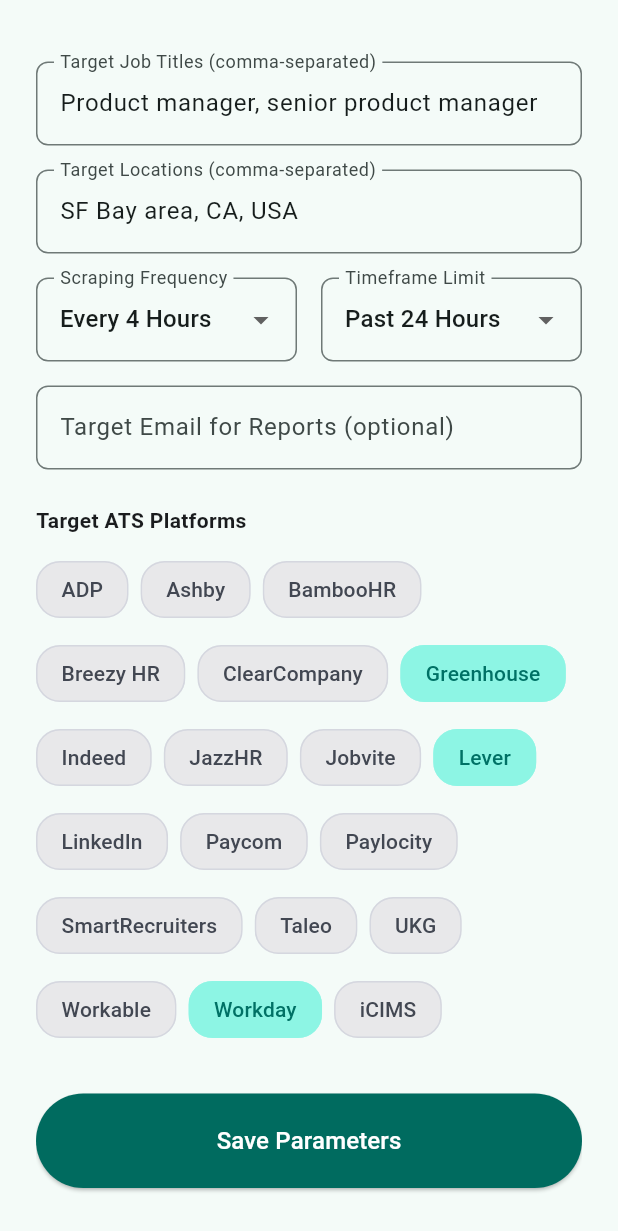
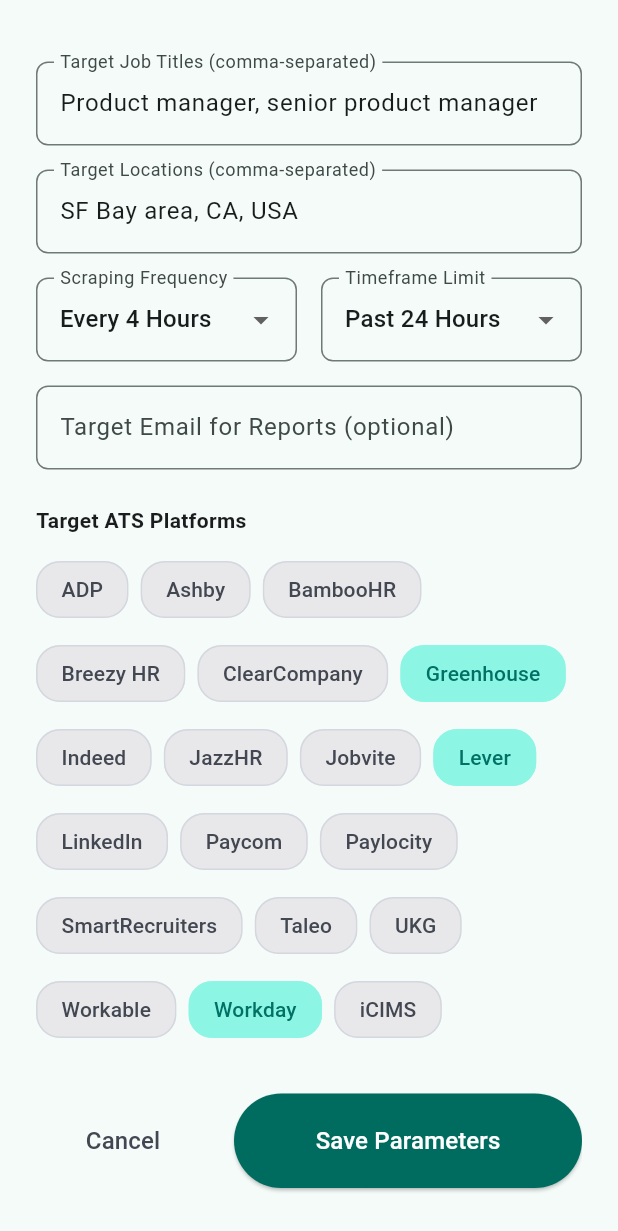
Before and after one commit to shruti-reddy-a/ScrappyJob, a Flutter app: the ConfigModal widget shown alone on an empty page, opened directly, scrolled down 121 dp, on a phone screen of 412 x 824 dp. Shown: the top 1231 px of the screen. Run offline on Flutter 3.47's test engine with Material 3 defaults, Android fonts, the phone set to English and light mode, and no system bars; our stand-ins replace cloud_firestore, firebase_auth, firebase_core, google_sign_in; accounts and stored records are empty.

Commit message:
feat: updated config modal UI based on user feedback

```diff
--- a/frontend/lib/views/widgets/config_modal.dart
+++ b/frontend/lib/views/widgets/config_modal.dart
@@ -6,7 +6,8 @@
 
 class ConfigModal extends StatefulWidget {
   final JobConfig? job;
-  const ConfigModal({super.key, this.job});
+  final VoidCallback? onRun;
+  const ConfigModal({super.key, this.job, this.onRun});
 
   @override
   State<ConfigModal> createState() => _ConfigModalState();
@@ -101,9 +102,30 @@
             mainAxisSize: MainAxisSize.min,
             crossAxisAlignment: CrossAxisAlignment.start,
             children: [
-              Text(
+              Row(
+                children: [
+                  Expanded(
+                    child: Text(
                       widget.job == null ? 'Schedule New Job' : 'Edit Job Config',
                       style: const TextStyle(fontSize: 24, fontWeight: FontWeight.bold, color: AppColors.onSurface)
+                    ),
+                  ),
+                  if (widget.job != null) ...[
+                    IconButton(
+                      icon: const Icon(Icons.play_circle_fill, color: AppColors.secondary),
+                      onPressed: widget.onRun,
+                      tooltip: 'Run Job Now',
+                    ),
+                    IconButton(
+                      icon: const Icon(Icons.delete, color: Colors.redAccent),
+                      onPressed: () async {
+                        await context.read<FirebaseService>().deleteJob(widget.job!.id);
+                        if (context.mounted) Navigator.pop(context);
+                      },
+                      tooltip: 'Delete Job',
+                    ),
+                  ]
+                ],
               ),
               const SizedBox(height: 24),
               TextFormField(
@@ -218,19 +240,14 @@
               const SizedBox(height: 32),
               Row(
                 children: [
-                  if (widget.job != null) ...[
                   Expanded(
                     child: TextButton(
-                        onPressed: () async {
-                          await context.read<FirebaseService>().deleteJob(widget.job!.id);
-                          if (context.mounted) Navigator.pop(context);
-                        },
+                      onPressed: () => Navigator.pop(context),
                       style: TextButton.styleFrom(padding: const EdgeInsets.symmetric(vertical: 20)),
-                        child: const Text('Delete Job', style: TextStyle(color: Colors.red, fontSize: 16, fontWeight: FontWeight.w500)),
+                      child: const Text('Cancel', style: TextStyle(color: AppColors.onSurfaceVariant, fontSize: 16, fontWeight: FontWeight.w500)),
                     ),
                   ),
                   const SizedBox(width: 16),
-                  ],
                   Expanded(
                     flex: 2,
                     child: FilledButton(
```
Also changed, not shown: frontend/lib/views/tabs/config_tab.dart (+14 -3 lines). Lines whose indentation alone changed are shown as unchanged.
